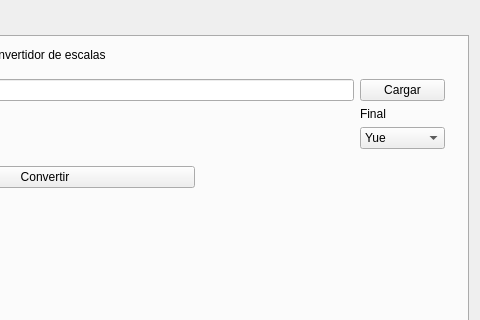
This is conversor.ui in MiguelALopez/Imagenes as Qt 5 draws it before an edit; both pictures show x 390 to 870 and y 0 to 320 of the 870 by 717 pixel window. The edited form follows.
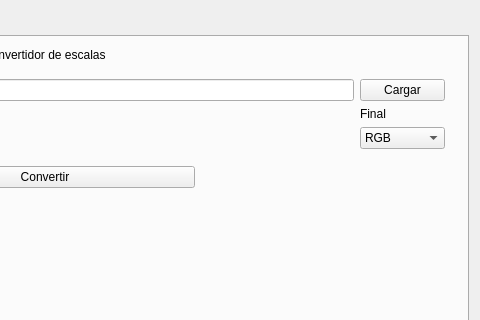
This is the edited form.

Commit message: Added firts part of HSV

What changed in the file:
```diff
--- a/conversor.ui
+++ b/conversor.ui
@@ -111,7 +111,7 @@
            <item row="2" column="2">
             <widget class="QComboBox" name="comboFinal">
              <property name="currentIndex">
-              <number>1</number>
+              <number>0</number>
              </property>
              <item>
               <property name="text">
```
Left out of the diff: 10 changed lines with no effect on the pictures. The commit also changes 2 other files.
